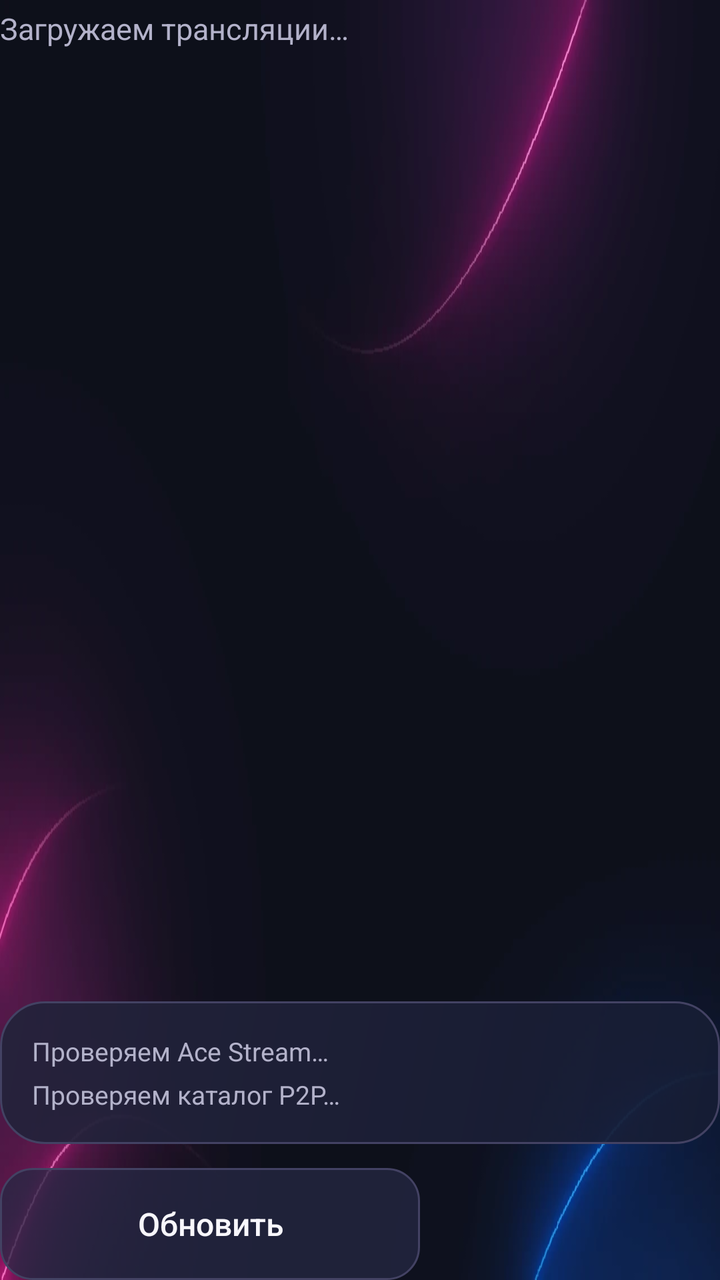
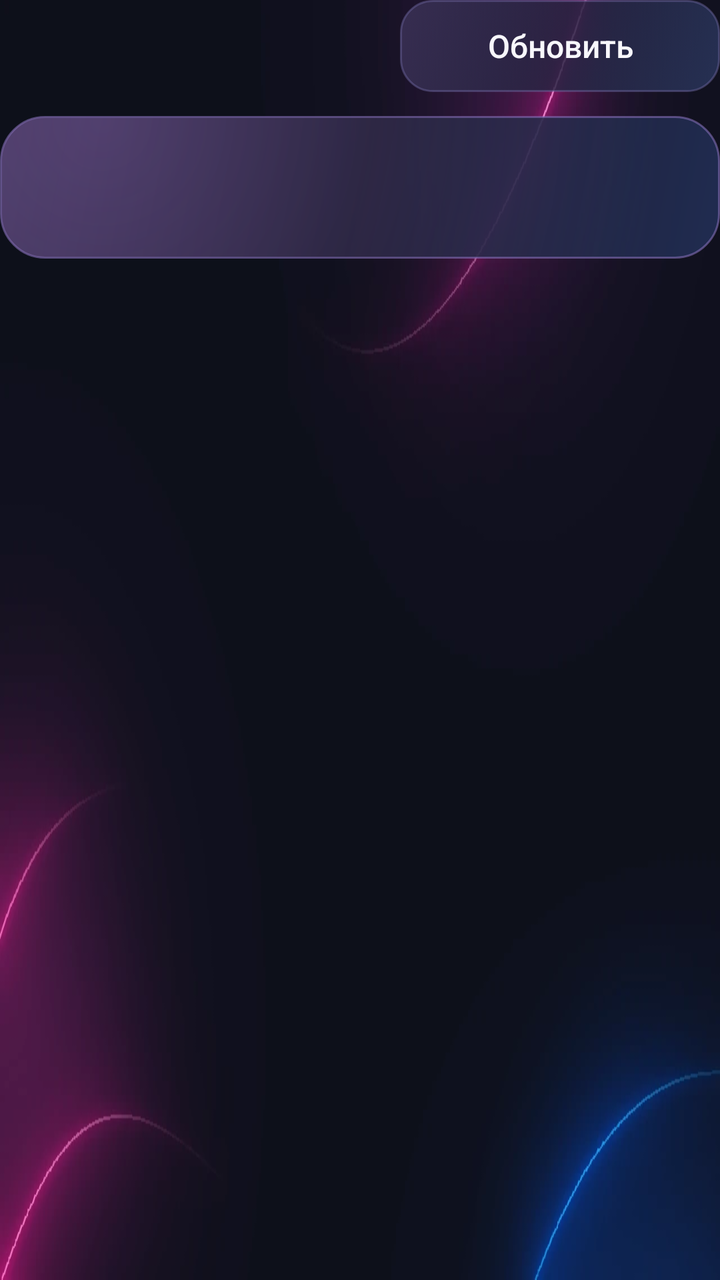

Before-and-after screenshots of an Android layout around one commit, followed by the original layout XML and the change that was made.
<!-- AndroidManifest.xml: application theme Theme.AirTV -->
<!-- res/layout/activity_broadcasts.xml -->
<?xml version="1.0" encoding="utf-8"?>
<LinearLayout xmlns:android="http://schemas.android.com/apk/res/android"
    android:layout_width="match_parent" android:layout_height="match_parent"
    android:orientation="vertical">
    <TextView android:id="@+id/broadcasts_status" android:layout_width="match_parent" android:layout_height="wrap_content"
        android:layout_marginTop="4dp" android:text="Загружаем трансляции…" android:textColor="@color/muted"
        android:textSize="15sp" />
    <ScrollView android:layout_width="match_parent" android:layout_height="0dp" android:layout_weight="1"
        android:layout_marginTop="14dp" android:fillViewport="true">
        <LinearLayout android:id="@+id/broadcasts_tiles" android:layout_width="match_parent"
            android:layout_height="wrap_content" android:orientation="vertical" />
    </ScrollView>
    <LinearLayout android:layout_width="match_parent" android:layout_height="wrap_content"
        android:layout_marginTop="12dp" android:background="@drawable/bg_card"
        android:orientation="vertical" android:padding="16dp">
        <TextView android:id="@+id/ace_status" android:layout_width="match_parent" android:layout_height="wrap_content"
            android:text="Проверяем Ace Stream…" android:textColor="@color/muted" android:textSize="13sp" />
        <TextView android:id="@+id/directory_status" android:layout_width="match_parent" android:layout_height="wrap_content"
            android:layout_marginTop="4dp" android:text="Проверяем каталог P2P…"
            android:textColor="@color/muted" android:textSize="13sp" />
    </LinearLayout>
    <Button android:id="@+id/broadcasts_refresh" style="@style/FreeCast.ActionButton"
        android:layout_width="210dp" android:layout_height="56dp" android:layout_marginTop="12dp"
        android:text="Обновить" />
</LinearLayout>
<!-- resources referenced by this layout -->
<resources>
  <color name="muted">#B3B2CA</color>
  <!-- drawable bg_card (drawable) -->
  <?xml version="1.0" encoding="utf-8"?>
  <shape xmlns:android="http://schemas.android.com/apk/res/android">
      <gradient android:angle="315" android:startColor="#EE23223A" android:endColor="#E6151C33" />
      <stroke android:width="1dp" android:color="@color/border" />
      <corners android:radius="22dp" />
  </shape>
  <style name="FreeCast.ActionButton" parent="android:Widget.Material.Button">
          <item name="android:background">@drawable/bg_button</item>
          <item name="android:textColor">@color/button_text</item>
          <item name="android:fontFamily">sans-serif-medium</item>
          <item name="android:textSize">16sp</item>
          <item name="android:textAllCaps">false</item>
          <item name="android:letterSpacing">0</item>
          <item name="android:paddingStart">14dp</item>
          <item name="android:paddingEnd">14dp</item>
          <item name="android:minWidth">0dp</item>
          <item name="android:minHeight">56dp</item>
          <item name="android:focusable">true</item>
          <item name="android:stateListAnimator">@null</item>
      </style>
  <style name="Theme.AirTV" parent="android:Theme.Material.NoActionBar.Fullscreen">
          <item name="android:windowBackground">@drawable/bg_dashboard</item>
          <item name="android:colorAccent">@color/accent</item>
          <item name="android:textColorPrimary">@color/foreground</item>
          <item name="android:textColorSecondary">@color/muted</item>
          <item name="android:fontFamily">sans-serif</item>
          <item name="android:navigationBarColor">@color/background</item>
      </style>
  <color name="border">#434263</color>
  <!-- drawable bg_button (drawable) -->
  <?xml version="1.0" encoding="utf-8"?>
  <selector xmlns:android="http://schemas.android.com/apk/res/android">
      <item android:state_enabled="false"><shape><solid android:color="#50272A47" /><corners android:radius="16dp" /></shape></item>
      <item android:state_focused="true"><shape><solid android:color="@color/focus_surface" /><stroke android:width="3dp" android:color="@color/accent" /><corners android:radius="16dp" /></shape></item>
      <item android:state_pressed="true"><shape><solid android:color="#E4D5FF" /><corners android:radius="16dp" /></shape></item>
      <item><shape><solid android:color="#C1252844" /><stroke android:width="1dp" android:color="@color/border" /><corners android:radius="16dp" /></shape></item>
  </selector>
  <!-- drawable bg_dashboard (drawable) -->
  <?xml version="1.0" encoding="utf-8"?>
  <bitmap xmlns:android="http://schemas.android.com/apk/res/android"
      android:src="@drawable/dashboard_backdrop" android:gravity="fill" android:filter="true" />
  <color name="accent">#DC9CFF</color>
  <color name="foreground">#F8F7FC</color>
  <color name="background">#0E101C</color>
  <color name="focus_surface">#EEE5FF</color>
  <!-- drawable dashboard_backdrop: webp bitmap (drawable-nodpi, 12450 bytes) -->
</resources>

<!-- the commit's change to res/layout/activity_broadcasts.xml (unified diff, before → after) -->
@@ -2,24 +2,27 @@
 <LinearLayout xmlns:android="http://schemas.android.com/apk/res/android"
     android:layout_width="match_parent" android:layout_height="match_parent"
     android:orientation="vertical">
-    <TextView android:id="@+id/broadcasts_status" android:layout_width="match_parent" android:layout_height="wrap_content"
-        android:layout_marginTop="4dp" android:text="Загружаем трансляции…" android:textColor="@color/muted"
-        android:textSize="15sp" />
+    <LinearLayout android:layout_width="match_parent" android:layout_height="wrap_content"
+        android:orientation="horizontal" android:gravity="center_vertical" android:baselineAligned="false">
+        <TextView android:id="@+id/broadcasts_status" android:layout_width="0dp" android:layout_height="wrap_content"
+            android:layout_weight="1" android:textColor="@color/muted" android:textSize="15sp" />
+        <Button android:id="@+id/broadcasts_refresh" style="@style/FreeCast.ActionButton"
+            android:layout_width="160dp" android:layout_height="46dp" android:layout_marginStart="16dp"
+            android:text="@string/action_refresh" />
+    </LinearLayout>
     <ScrollView android:layout_width="match_parent" android:layout_height="0dp" android:layout_weight="1"
-        android:layout_marginTop="14dp" android:fillViewport="true">
-        <LinearLayout android:id="@+id/broadcasts_tiles" android:layout_width="match_parent"
-            android:layout_height="wrap_content" android:orientation="vertical" />
+        android:layout_marginTop="12dp">
+        <LinearLayout android:layout_width="match_parent" android:layout_height="wrap_content" android:orientation="vertical">
+            <LinearLayout android:id="@+id/broadcasts_tiles" android:layout_width="match_parent"
+                android:layout_height="wrap_content" android:orientation="vertical" />
+            <LinearLayout android:layout_width="match_parent" android:layout_height="wrap_content"
+                android:background="@drawable/bg_card" android:focusable="true"
+                android:orientation="vertical" android:padding="16dp">
+                <TextView android:id="@+id/ace_status" android:layout_width="match_parent" android:layout_height="wrap_content"
+                    android:textColor="@color/muted" android:textSize="13sp" />
+                <TextView android:id="@+id/directory_status" android:layout_width="match_parent" android:layout_height="wrap_content"
+                    android:layout_marginTop="4dp" android:textColor="@color/muted" android:textSize="13sp" />
+            </LinearLayout>
+        </LinearLayout>
     </ScrollView>
-    <LinearLayout android:layout_width="match_parent" android:layout_height="wrap_content"
-        android:layout_marginTop="12dp" android:background="@drawable/bg_card"
-        android:orientation="vertical" android:padding="16dp">
-        <TextView android:id="@+id/ace_status" android:layout_width="match_parent" android:layout_height="wrap_content"
-            android:text="Проверяем Ace Stream…" android:textColor="@color/muted" android:textSize="13sp" />
-        <TextView android:id="@+id/directory_status" android:layout_width="match_parent" android:layout_height="wrap_content"
-            android:layout_marginTop="4dp" android:text="Проверяем каталог P2P…"
-            android:textColor="@color/muted" android:textSize="13sp" />
-    </LinearLayout>
-    <Button android:id="@+id/broadcasts_refresh" style="@style/FreeCast.ActionButton"
-        android:layout_width="210dp" android:layout_height="56dp" android:layout_marginTop="12dp"
-        android:text="Обновить" />
 </LinearLayout>
<!-- resource entries referenced after the edit -->
@@ -3,11 +3,23 @@
   <color name="muted">#B3B2CA</color>
   <!-- drawable bg_card (drawable) -->
   <?xml version="1.0" encoding="utf-8"?>
-  <shape xmlns:android="http://schemas.android.com/apk/res/android">
-      <gradient android:angle="315" android:startColor="#EE23223A" android:endColor="#E6151C33" />
-      <stroke android:width="1dp" android:color="@color/border" />
-      <corners android:radius="22dp" />
-  </shape>
+  <layer-list xmlns:android="http://schemas.android.com/apk/res/android">
+      <item>
+          <shape>
+              <gradient android:angle="315" android:startColor="#ED3D3156" android:centerColor="#E51A1A2E" android:endColor="#E3222F56" />
+              <corners android:radius="22dp" />
+              <stroke android:width="1dp" android:color="#8A8F77C5" />
+          </shape>
+      </item>
+      <item android:left="1dp" android:top="1dp" android:right="1dp" android:bottom="1dp">
+          <shape>
+              <gradient android:type="radial" android:centerX="0.14" android:centerY="0.02"
+                  android:gradientRadius="280dp" android:startColor="#34CA94FF" android:endColor="#00CA94FF" />
+              <corners android:radius="21dp" />
+          </shape>
+      </item>
+  </layer-list>
+  <string name="action_refresh">Обновить</string>
   <style name="FreeCast.ActionButton" parent="android:Widget.Material.Button">
           <item name="android:background">@drawable/bg_button</item>
           <item name="android:textColor">@color/button_text</item>
@@ -30,14 +42,13 @@
           <item name="android:fontFamily">sans-serif</item>
           <item name="android:navigationBarColor">@color/background</item>
       </style>
-  <color name="border">#434263</color>
   <!-- drawable bg_button (drawable) -->
   <?xml version="1.0" encoding="utf-8"?>
   <selector xmlns:android="http://schemas.android.com/apk/res/android">
       <item android:state_enabled="false"><shape><solid android:color="#50272A47" /><corners android:radius="16dp" /></shape></item>
       <item android:state_focused="true"><shape><solid android:color="@color/focus_surface" /><stroke android:width="3dp" android:color="@color/accent" /><corners android:radius="16dp" /></shape></item>
       <item android:state_pressed="true"><shape><solid android:color="#E4D5FF" /><corners android:radius="16dp" /></shape></item>
-      <item><shape><solid android:color="#C1252844" /><stroke android:width="1dp" android:color="@color/border" /><corners android:radius="16dp" /></shape></item>
+      <item><shape><gradient android:angle="315" android:startColor="#E03B3156" android:centerColor="#D1242440" android:endColor="#D52A365D" /><stroke android:width="1dp" android:color="#786F68A1" /><corners android:radius="16dp" /></shape></item>
   </selector>
   <!-- drawable bg_dashboard (drawable) -->
   <?xml version="1.0" encoding="utf-8"?>
